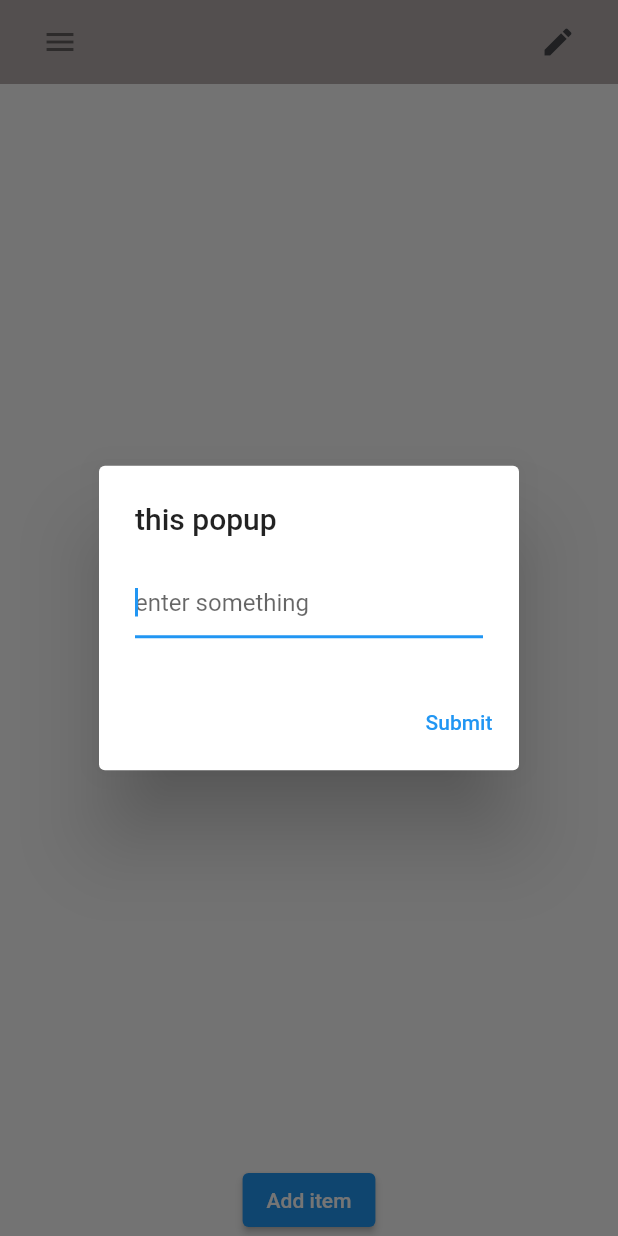
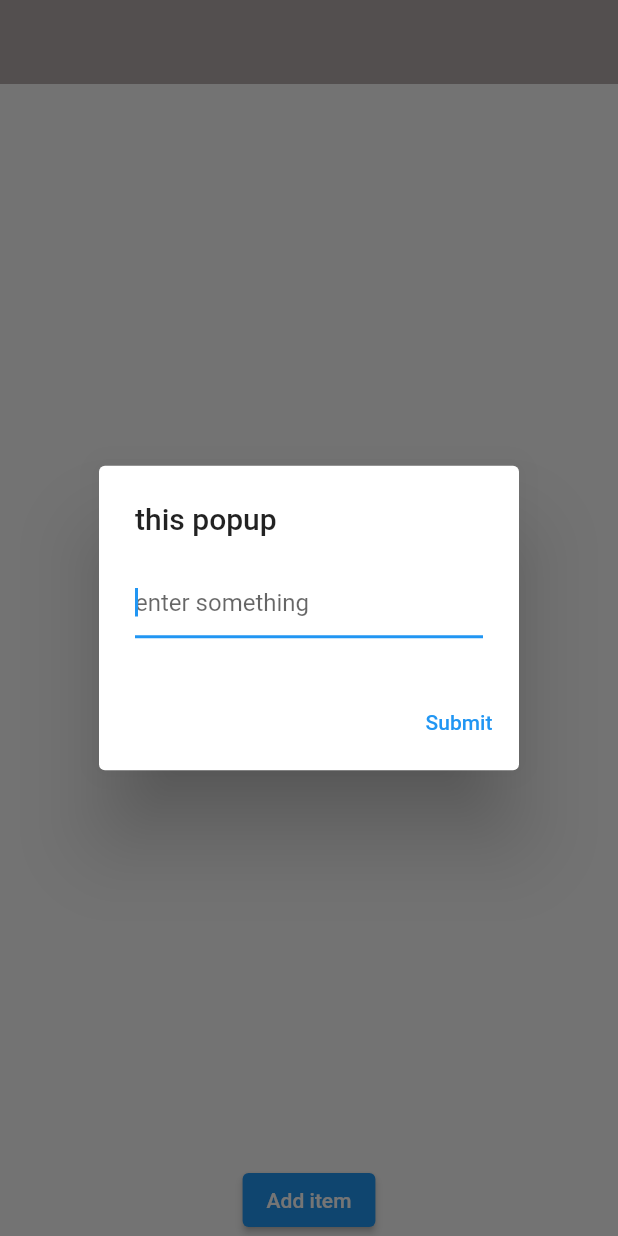
Before and after one commit to Batman2002/bucket_list_app, a Flutter app: the screen it shows after launch, after a tap on "Add item", on a phone screen of 412 x 824 dp. Run offline on Flutter 3.47's test engine with Material 2 defaults, Android fonts, the phone set to English and light mode, and no system bars.

Commit message:
decoration left

```diff
--- a/lib/screens/Homepage/homepage.dart
+++ b/lib/screens/Homepage/homepage.dart
@@ -26,18 +26,6 @@ AppBar _appBar() {
     backgroundColor: grey,
     title: Row(
       mainAxisAlignment: MainAxisAlignment.spaceBetween,
-      children: [
-        IconButton(
-          onPressed: () {},
-          icon: Icon(Icons.menu, color: black),
-        ),
-        IconButton(
-            onPressed: () {},
-            icon: Icon(
-              Icons.edit,
-              color: blue,
-            ))
-      ],
     ),
   );
 }
```
Also changed, not shown: lib/screens/todo_list.dart (+12 -2 lines).
